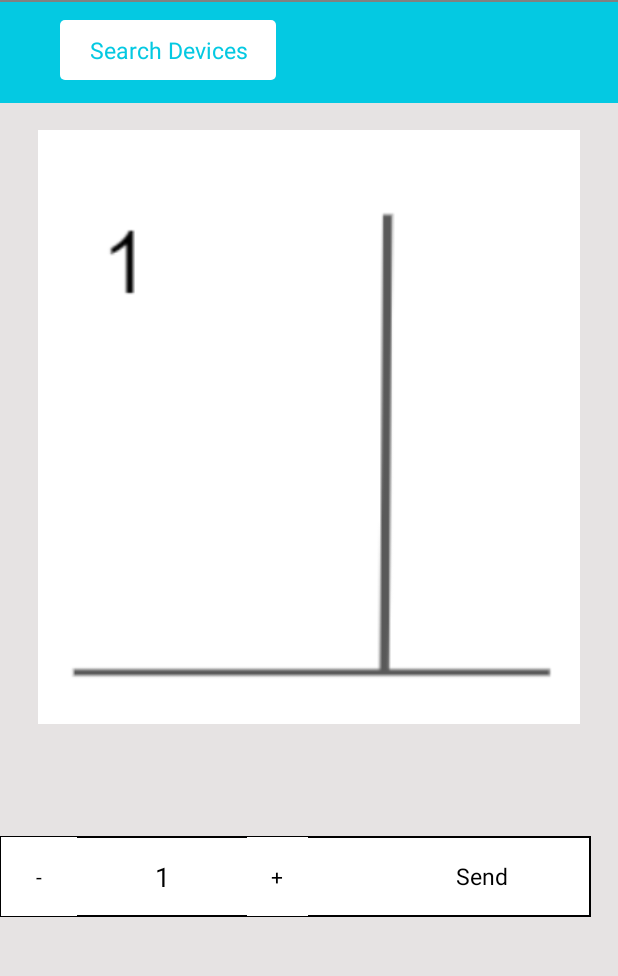
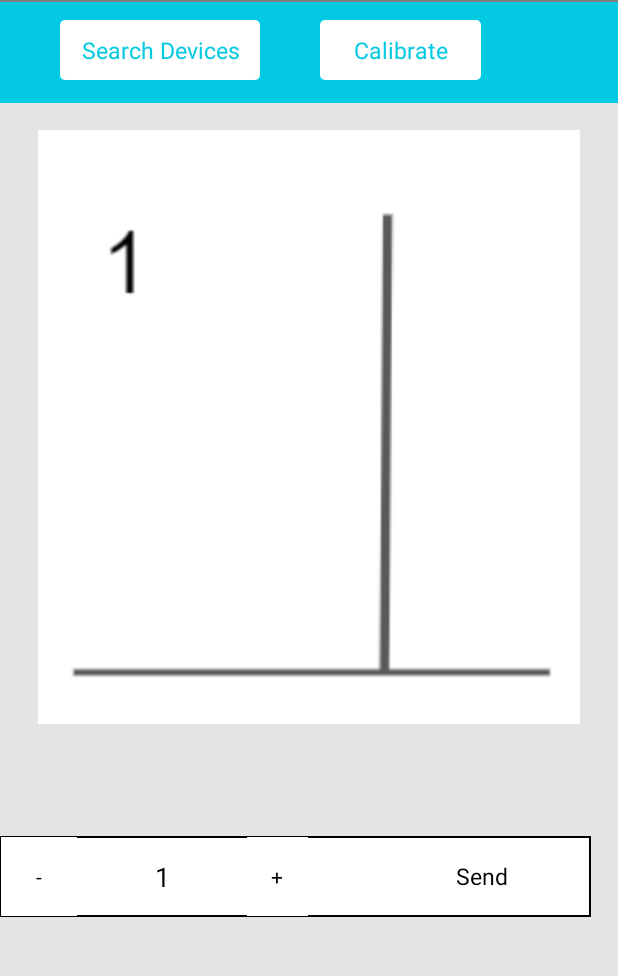
Before and after one commit to sukepp/wearable-spine-moniter, an Android app: the screen it shows after launch (BluetoothChat), on a phone screen of 412 x 824 dp, the part 36-1012 px from its top. Run offline under Robolectric (Android 15) with nearby library versions, the phone set to English and light mode, and no system bars.

Commit message:
Added the function of calibration for the curve sensor.

```diff
--- a/myproject/myBluetooth/src/main/java/com/loumeng/activity/BluetoothChat.java
+++ b/myproject/myBluetooth/src/main/java/com/loumeng/activity/BluetoothChat.java
@@ -92,6 +92,7 @@ public class BluetoothChat extends Activity {
 
 	// 声明button按钮
 	private Button mSendButton;
+	private Button calibrate;
 
 	private EditText etAmount;
 	private Button btnDecrease;
@@ -193,6 +194,7 @@ public class BluetoothChat extends Activity {
 		disc = (Button) findViewById(R.id.discoverable1);
 
 		mSendButton = (Button) findViewById(R.id.button_send);
+		calibrate = (Button) findViewById(R.id.calibrate);
 
 		etAmount = (EditText) findViewById(R.id.etAmount);
 		btnDecrease = (Button) findViewById(R.id.btnDecrease);
@@ -346,6 +348,13 @@ public class BluetoothChat extends Activity {
 
 					etAmount.setText(String.valueOf(level));
 				}
+			}
+		});
+
+		calibrate.setOnClickListener(new OnClickListener() {
+			public void onClick(View v) {
+				String message = "fce";
+				sendMessage(message);
 			}
 		});
 
--- a/myproject/myBluetooth/src/main/res/layout/activity_bluetooth_chat_layout.xml
+++ b/myproject/myBluetooth/src/main/res/layout/activity_bluetooth_chat_layout.xml
@@ -16,12 +16,23 @@
 
         <Button
             android:id="@+id/search"
-            android:layout_width="144dp"
+            android:layout_width="133dp"
             android:layout_height="40dp"
             android:layout_marginLeft="40dp"
             android:layout_marginTop="12dp"
             android:background="@drawable/butto"
             android:text="@string/search"
+            android:textColor="#04c9e2"
+            android:textSize="15dp" />
+
+        <Button
+            android:id="@+id/calibrate"
+            android:layout_width="107dp"
+            android:layout_height="40dp"
+            android:layout_marginLeft="40dp"
+            android:layout_marginTop="12dp"
+            android:background="@drawable/butto"
+            android:text="@string/calibrate"
             android:textColor="#04c9e2"
             android:textSize="15dp" />
 
--- a/myproject/myBluetooth/src/main/res/values/strings.xml
+++ b/myproject/myBluetooth/src/main/res/values/strings.xml
@@ -153,6 +153,8 @@
 
     <string name="search">Search Devices</string>
 
+    <string name="calibrate">Calibrate</string>
+
     <string name="check">检错模式</string>
 
     <string name="errorma">误比特率:</string>
```
Also changed, not shown: 33 other files.
